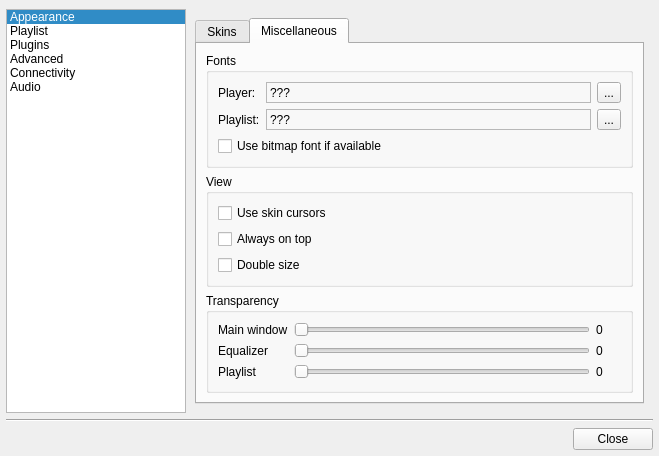
The window that configdialog.ui (ksv1986/qsmmp) describes before a commit, drawn with Qt 5.
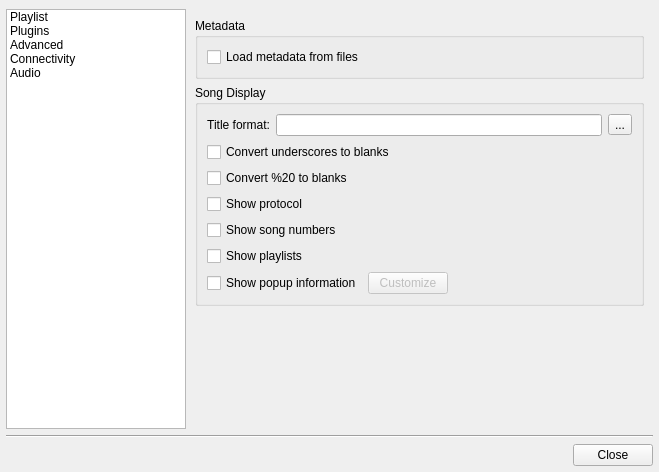
The same window after the commit. The open tabs and pages were chosen to show the change. Icons and pictures are not drawn.

Commit message: Config dialog clean up

Diff of the .ui file:
```diff
--- a/configdialog.ui
+++ b/configdialog.ui
@@ -7,7 +7,7 @@
     <x>0</x>
     <y>0</y>
     <width>659</width>
-    <height>450</height>
+    <height>472</height>
    </rect>
   </property>
   <property name="windowTitle">
@@ -91,17 +91,8 @@
         <bool>false</bool>
        </property>
        <property name="currentRow">
-        <number>0</number>
+        <number>-1</number>
        </property>
-       <item>
-        <property name="text">
-         <string>Appearance</string>
-        </property>
-        <property name="icon">
-         <iconset resource="../images/images.qrc">
-          <normaloff>:/interface.png</normaloff>:/interface.png</iconset>
-        </property>
-       </item>
        <item>
         <property name="text">
          <string>Playlist</string>
@@ -163,324 +154,6 @@
        <property name="currentIndex">
         <number>0</number>
        </property>
-       <widget class="QWidget" name="widget1">
-        <layout class="QVBoxLayout" name="verticalLayout_4">
-         <item>
-          <widget class="QTabWidget" name="tabWidget">
-           <property name="currentIndex">
-            <number>0</number>
-           </property>
-           <widget class="QWidget" name="tab_4">
-            <attribute name="title">
-             <string>Skins</string>
-            </attribute>
-            <layout class="QGridLayout" name="gridLayout">
-             <item row="0" column="0" colspan="4">
-              <widget class="QListWidget" name="listWidget">
-               <property name="alternatingRowColors">
-                <bool>true</bool>
-               </property>
-               <property name="movement">
-                <enum>QListView::Static</enum>
-               </property>
-               <property name="flow">
-                <enum>QListView::TopToBottom</enum>
-               </property>
-               <property name="viewMode">
-                <enum>QListView::ListMode</enum>
-               </property>
-               <property name="modelColumn">
-                <number>0</number>
-               </property>
-              </widget>
-             </item>
-             <item row="1" column="0" colspan="2">
-              <widget class="QPushButton" name="skinInstallButton">
-               <property name="minimumSize">
-                <size>
-                 <width>0</width>
-                 <height>0</height>
-                </size>
-               </property>
-               <property name="text">
-                <string>Add...</string>
-               </property>
-              </widget>
-             </item>
-             <item row="1" column="2">
-              <widget class="QPushButton" name="skinReloadButton">
-               <property name="minimumSize">
-                <size>
-                 <width>0</width>
-                 <height>0</height>
-                </size>
-               </property>
-               <property name="text">
-                <string>Refresh</string>
-               </property>
-              </widget>
-             </item>
-             <item row="1" column="3">
-              <spacer name="horizontalSpacer">
-               <property name="orientation">
-                <enum>Qt::Horizontal</enum>
-               </property>
-               <property name="sizeHint" stdset="0">
-                <size>
-                 <width>40</width>
-                 <height>20</height>
-                </size>
-               </property>
-              </spacer>
-             </item>
-            </layout>
-           </widget>
-           <widget class="QWidget" name="tab_5">
-            <attribute name="title">
-             <string>Miscellaneous</string>
-            </attribute>
-            <layout class="QVBoxLayout" name="verticalLayout_6">
-             <item>
-              <widget class="QGroupBox" name="plGroupBox">
-               <property name="sizePolicy">
-                <sizepolicy hsizetype="Preferred" vsizetype="Fixed">
-                 <horstretch>0</horstretch>
-                 <verstretch>0</verstretch>
-                </sizepolicy>
-               </property>
-               <property name="title">
-                <string>Fonts</string>
-               </property>
-               <layout class="QGridLayout" name="gridLayout_2">
-                <item row="0" column="0">
-                 <widget class="QLabel" name="label">
-                  <property name="sizePolicy">
-                   <sizepolicy hsizetype="Preferred" vsizetype="Preferred">
-                    <horstretch>0</horstretch>
-                    <verstretch>0</verstretch>
-                   </sizepolicy>
-                  </property>
-                  <property name="maximumSize">
-                   <size>
-                    <width>80</width>
-                    <height>16777215</height>
-                   </size>
-                  </property>
-                  <property name="text">
-                   <string>Player:</string>
-                  </property>
-                  <property name="alignment">
-                   <set>Qt::AlignLeading|Qt::AlignLeft|Qt::AlignVCenter</set>
-                  </property>
-                 </widget>
-                </item>
-                <item row="0" column="1">
-                 <widget class="QLabel" name="mainFontLabel">
-                  <property name="sizePolicy">
-                   <sizepolicy hsizetype="Expanding" vsizetype="Preferred">
-                    <horstretch>0</horstretch>
-                    <verstretch>0</verstretch>
-                   </sizepolicy>
-                  </property>
-                  <property name="frameShape">
-                   <enum>QFrame::StyledPanel</enum>
-                  </property>
-                  <property name="frameShadow">
-                   <enum>QFrame::Sunken</enum>
-                  </property>
-                  <property name="text">
-                   <string>???</string>
-                  </property>
-                 </widget>
-                </item>
-                <item row="0" column="2">
-                 <widget class="QToolButton" name="mainFontButton">
-                  <property name="text">
-                   <string>...</string>
-                  </property>
-                 </widget>
-                </item>
-                <item row="1" column="0">
-                 <widget class="QLabel" name="label_2">
-                  <property name="sizePolicy">
-                   <sizepolicy hsizetype="Preferred" vsizetype="Preferred">
-                    <horstretch>0</horstretch>
-                    <verstretch>0</verstretch>
-                   </sizepolicy>
-                  </property>
-                  <property name="maximumSize">
-                   <size>
-                    <width>80</width>
-                    <height>16777215</height>
-                   </size>
-                  </property>
-                  <property name="text">
-                   <string>Playlist:</string>
-                  </property>
-                  <property name="alignment">
-                   <set>Qt::AlignLeading|Qt::AlignLeft|Qt::AlignVCenter</set>
-                  </property>
-                 </widget>
-                </item>
-                <item row="1" column="1">
-                 <widget class="QLabel" name="plFontLabel">
-                  <property name="sizePolicy">
-                   <sizepolicy hsizetype="Expanding" vsizetype="Preferred">
-                    <horstretch>0</horstretch>
-                    <verstretch>0</verstretch>
-                   </sizepolicy>
-                  </property>
-                  <property name="frameShape">
-                   <enum>QFrame::StyledPanel</enum>
-                  </property>
-                  <property name="frameShadow">
-                   <enum>QFrame::Sunken</enum>
-                  </property>
-                  <property name="text">
-                   <string>???</string>
-                  </property>
-                 </widget>
-                </item>
-                <item row="1" column="2">
-                 <widget class="QToolButton" name="plFontButton">
-                  <property name="text">
-                   <string>...</string>
-                  </property>
-                 </widget>
-                </item>
-                <item row="2" column="0" colspan="3">
-                 <widget class="QCheckBox" name="useBitmapCheckBox">
-                  <property name="text">
-                   <string>Use bitmap font if available</string>
-                  </property>
-                 </widget>
-                </item>
-               </layout>
-              </widget>
-             </item>
-             <item>
-              <widget class="QGroupBox" name="groupBox">
-               <property name="title">
-                <string>View</string>
-               </property>
-               <layout class="QVBoxLayout" name="verticalLayout_5">
-                <item>
-                 <widget class="QCheckBox" name="skinCursorsCheckBox">
-                  <property name="text">
-                   <string>Use skin cursors</string>
-                  </property>
-                 </widget>
-                </item>
-                <item>
-                 <widget class="QCheckBox" name="alwaysOnTopCheckBox">
-                  <property name="text">
-                   <string>Always on top</string>
-                  </property>
-                 </widget>
-                </item>
-                <item>
-                 <widget class="QCheckBox" name="doubleSizeCheckBox">
-                  <property name="text">
-                   <string>Double size</string>
-                  </property>
-                 </widget>
-                </item>
-               </layout>
-              </widget>
-             </item>
-             <item>
-              <widget class="QGroupBox" name="groupBox_7">
-               <property name="title">
-                <string>Transparency</string>
-               </property>
-               <layout class="QGridLayout" name="gridLayout_4">
-                <item row="0" column="0">
-                 <widget class="QLabel" name="label_3">
-                  <property name="text">
-                   <string>Main window</string>
-                  </property>
-                 </widget>
-                </item>
-                <item row="0" column="1">
-                 <widget class="QSlider" name="mwTransparencySlider">
-                  <property name="maximum">
-                   <number>90</number>
-                  </property>
-                  <property name="orientation">
-                   <enum>Qt::Horizontal</enum>
-                  </property>
-                 </widget>
-                </item>
-                <item row="0" column="2">
-                 <widget class="QLabel" name="mwTransparencyLabel">
-                  <property name="minimumSize">
-                   <size>
-                    <width>25</width>
-                    <height>0</height>
-                   </size>
-                  </property>
-                  <property name="text">
-                   <string>0</string>
-                  </property>
-                 </widget>
-                </item>
-                <item row="1" column="0">
-                 <widget class="QLabel" name="label_9">
-                  <property name="text">
-                   <string>Equalizer</string>
-                  </property>
-                 </widget>
-                </item>
-                <item row="1" column="1">
-                 <widget class="QSlider" name="eqTransparencySlider">
-                  <property name="maximum">
-                   <number>90</number>
-                  </property>
-                  <property name="orientation">
-                   <enum>Qt::Horizontal</enum>
-                  </property>
-                 </widget>
-                </item>
-                <item row="1" column="2">
-                 <widget class="QLabel" name="eqTransparencyLabel">
-                  <property name="text">
-                   <string>0</string>
-                  </property>
-                 </widget>
-                </item>
-                <item row="2" column="0">
-                 <widget class="QLabel" name="label_10">
-                  <property name="text">
-                   <string>Playlist</string>
-                  </property>
-                 </widget>
-                </item>
-                <item row="2" column="1">
-                 <widget class="QSlider" name="plTransparencySlider">
-                  <property name="maximum">
-                   <number>90</number>
-                  </property>
-                  <property name="orientation">
-                   <enum>Qt::Horizontal</enum>
-                  </property>
-                 </widget>
-                </item>
-                <item row="2" column="2">
-                 <widget class="QLabel" name="plTransparencyLabel">
-                  <property name="text">
-                   <string>0</string>
-                  </property>
-                 </widget>
-                </item>
-               </layout>
-              </widget>
-             </item>
-            </layout>
-           </widget>
-          </widget>
-         </item>
-        </layout>
-       </widget>
        <widget class="QWidget" name="page">
         <layout class="QVBoxLayout" name="verticalLayout">
          <item>
```
Left out of the diff: 62 changed lines with no effect on the pictures. The commit also changes 2 other files.
